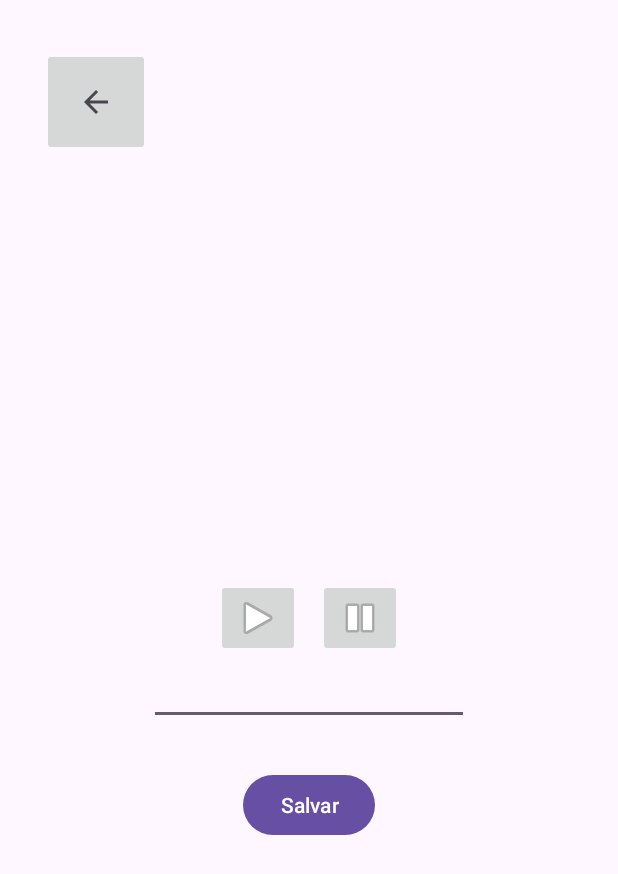
After one commit to Catadordegames/SoninhoTech, an Android app: the cadastro_sono_activity screen opened directly, with no data from a screen before it, on a phone screen of 412 x 824 dp. The commit adds this screen. Shown: the top 874 px of the screen. Run offline under Robolectric (Android 15) with nearby library versions, the phone set to English and light mode, and no system bars.

Commit message:
Cadastro Sono (parcial)

```diff
--- a/app/src/main/AndroidManifest.xml
+++ b/app/src/main/AndroidManifest.xml
@@ -12,6 +12,9 @@
         android:supportsRtl="true"
         android:theme="@style/Theme.SoninhoTech"
         tools:targetApi="31">
+        <activity
+            android:name=".cadastro_sono_activity"
+            android:exported="false" />
         <activity android:name=".esqueci_senha_activity" />
         <activity
             android:name=".login_activity"
--- /dev/null
+++ b/app/src/main/java/com/example/soninhotech/cadastro_sono_activity.java
@@ -0,0 +1,66 @@
+package com.example.soninhotech;
+
+import android.annotation.SuppressLint;
+import android.os.Bundle;
+import android.os.Handler;
+import android.widget.Button;
+import android.widget.EditText;
+import android.widget.ImageButton;
+
+import androidx.appcompat.app.AppCompatActivity;
+
+import com.google.android.material.snackbar.Snackbar;
+
+public class cadastro_sono_activity extends AppCompatActivity {
+
+    EditText timerInput;
+    long startTime = 0;
+
+    //runs without a timer by reposting this handler at the end of the runnable
+    Handler timerHandler = new Handler();
+    Runnable timerRunnable = new Runnable() {
+        @SuppressLint("DefaultLocale")
+        @Override
+        public void run() {
+            long millis = System.currentTimeMillis() - startTime;
+            int seconds = (int) (millis / 1000);
+            int minutes = seconds / 60;
+            seconds = seconds % 60;
+
+            timerInput.setText(String.format("%d:%02d", minutes, seconds));
+
+            timerHandler.postDelayed(this, 500);
+        }
+    };
+
+    @Override
+    protected void onCreate(Bundle savedInstanceState) {
+        super.onCreate(savedInstanceState);
+        setContentView(R.layout.cadastro_sono_activity);
+
+        ImageButton btnBack = findViewById(R.id.btn_back);
+        btnBack.setOnClickListener(v -> finish());
+
+        ImageButton btnStart = findViewById(R.id.btn_start);
+        ImageButton btnStop = findViewById(R.id.btn_stop);
+        timerInput = findViewById(R.id.input_time);
+
+        btnStart.setOnClickListener(v -> {
+            startTime = System.currentTimeMillis();
+            timerHandler.postDelayed(timerRunnable, 0);
+        });
+
+        btnStop.setOnClickListener(v -> timerHandler.removeCallbacks(timerRunnable));
+
+
+        Button btnSave = findViewById(R.id.btn_save);
+        btnSave.setOnClickListener(v -> {
+            Handler handler = new Handler();
+            handler.postDelayed(() -> {
+                Snackbar popupMsg = Snackbar.make(v, R.string.report_saved, 4000);
+                popupMsg.show();
+                handler.postDelayed(this::finish, 4000);
+            }, 500);
+        });
+    }
+}
--- /dev/null
+++ b/app/src/main/res/layout/cadastro_sono_activity.xml
@@ -0,0 +1,74 @@
+<?xml version="1.0" encoding="utf-8"?>
+<androidx.constraintlayout.widget.ConstraintLayout xmlns:android="http://schemas.android.com/apk/res/android"
+    xmlns:app="http://schemas.android.com/apk/res-auto"
+    xmlns:tools="http://schemas.android.com/tools"
+    android:id="@+id/main"
+    android:layout_width="match_parent"
+    android:layout_height="match_parent"
+    tools:context=".cadastro_sono_activity">
+
+    <ImageButton
+        android:id="@+id/btn_back"
+        android:layout_width="72dp"
+        android:layout_height="72dp"
+        android:layout_marginStart="28dp"
+        android:layout_marginTop="32dp"
+        android:contentDescription="@string/back"
+        app:layout_constraintStart_toStartOf="parent"
+        app:layout_constraintTop_toTopOf="parent"
+        app:srcCompat="?attr/homeAsUpIndicator" />
+
+    <View
+        android:id="@+id/center"
+        android:layout_width="1dp"
+        android:layout_height="1dp"
+        app:layout_constraintTop_toTopOf="parent"
+        app:layout_constraintBottom_toBottomOf="parent"
+        app:layout_constraintStart_toStartOf="parent"
+        app:layout_constraintEnd_toEndOf="parent"
+        />
+
+    <ImageButton
+        android:id="@+id/btn_start"
+        android:layout_width="wrap_content"
+        android:layout_height="wrap_content"
+        android:layout_marginEnd="5dp"
+        app:srcCompat="@android:drawable/ic_media_play"
+        app:layout_constraintEnd_toStartOf="@id/center"
+        app:layout_constraintTop_toTopOf="@id/center"
+        app:layout_constraintBottom_toBottomOf="@+id/center"
+        android:contentDescription="@string/start"/>
+
+    <ImageButton
+        android:id="@+id/btn_stop"
+        android:layout_width="wrap_content"
+        android:layout_height="wrap_content"
+        android:layout_marginStart="5dp"
+        app:srcCompat="@android:drawable/ic_media_pause"
+        app:layout_constraintStart_toEndOf="@id/center"
+        app:layout_constraintTop_toTopOf="@id/center"
+        app:layout_constraintBottom_toBottomOf="@id/center"
+        android:contentDescription="@string/stop"/>
+
+    <EditText
+        android:id="@+id/input_time"
+        android:layout_width="wrap_content"
+        android:layout_height="wrap_content"
+        android:ems="10"
+        android:inputType="time"
+        app:layout_constraintEnd_toEndOf="parent"
+        app:layout_constraintStart_toStartOf="parent"
+        app:layout_constraintTop_toBottomOf="@+id/btn_start" />
+
+    <Button
+        android:id="@+id/btn_save"
+        android:layout_width="wrap_content"
+        android:layout_height="wrap_content"
+        android:text="@string/save"
+        app:layout_constraintBottom_toBottomOf="parent"
+        app:layout_constraintEnd_toEndOf="parent"
+        app:layout_constraintStart_toStartOf="parent"
+        app:layout_constraintTop_toBottomOf="@+id/input_time"
+        app:layout_constraintVertical_bias="0.1" />
+
+</androidx.constraintlayout.widget.ConstraintLayout>
--- a/app/src/main/res/values/strings.xml
+++ b/app/src/main/res/values/strings.xml
@@ -21,4 +21,8 @@
     <string name="password">Senha</string>
     <string name="send">Enviar</string>
     <string name="email_sent">E-Mail enviado com sucesso</string>
+    <string name="start">Iniciar</string>
+    <string name="stop">Parar</string>
+    <string name="save">Salvar</string>
+    <string name="report_saved">Relátorio Salvo</string>
 </resources>
```
Also changed, not shown: app/src/main/java/com/example/soninhotech/tela_principal_activity.java (+20 -0 lines), app/src/main/res/layout/tela_principal_activity.xml (+9 -9 lines).
